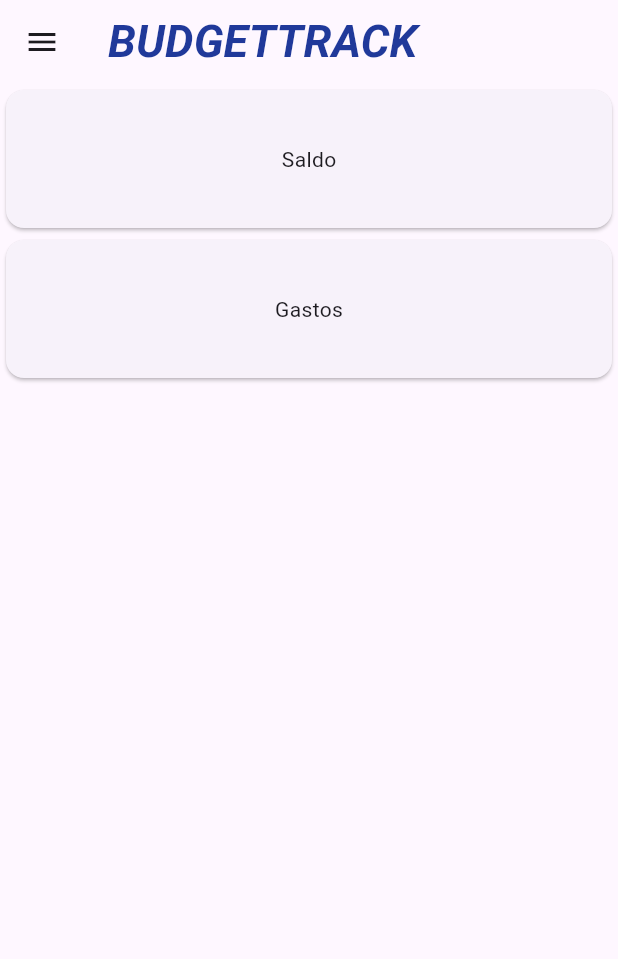
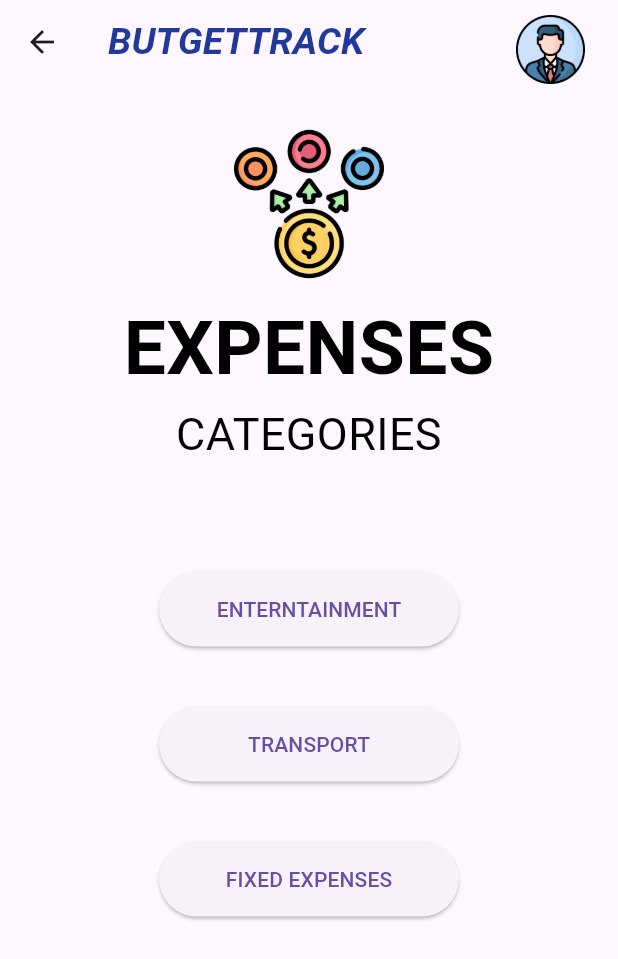
Before and after one commit to LACONCHA232/BudgetTrack, a Flutter app: the MainPage screen opened directly, after a tap on the "menu" icon, after a tap on "Gastos", on a phone screen of 412 x 824 dp. Shown: the top 959 px of the screen. Run offline on Flutter 3.47's test engine with Material 3 defaults, Android fonts, the phone set to English and light mode, and no system bars; Roboto replaces fonts that are missing (Times New Roman).

Commit message:
creation and progress of Budget,Expenses and modification of the other Screens

```diff
--- /dev/null
+++ b/lib/entertainment.dart
@@ -0,0 +1,21 @@
+import 'package:flutter/material.dart';
+
+
+class entertainment extends StatelessWidget {
+  const entertainment({super.key});
+
+  @override
+  Widget build(BuildContext context) {
+    return MaterialApp(
+      title: 'Material App',
+      home: Scaffold(
+        appBar: AppBar(
+          title: const Text('Material App Bar'),
+        ),
+        body: const Center(
+          child: Text('Hello World'),
+        ),
+      ),
+    );
+  }
+}
--- /dev/null
+++ b/lib/expenses.dart
@@ -0,0 +1,106 @@
+import 'package:flutter/material.dart';
+import 'package:flutter_application_1/entertainment.dart';
+import 'package:flutter_application_1/fixed_expenses.dart';
+import 'package:flutter_application_1/transport.dart';
+
+class expenses extends StatelessWidget {
+  const expenses({super.key});
+
+  @override
+  Widget build(BuildContext context) {
+    return Scaffold(
+      appBar: AppBar(
+        title: const Text('BUTGETTRACK',
+            style: TextStyle(
+                fontSize: 25,
+                color: Color.fromARGB(255, 32, 57, 154),
+                fontWeight: FontWeight.bold,
+                fontStyle: FontStyle.italic,
+                fontFamily: 'Times New Roman')),
+        actions: <Widget>[
+          Padding(
+            padding: EdgeInsets.only(right: 20.0, top: 10.0),
+            child: GestureDetector(
+              onTap: () {},
+              child: Image.asset('assets/images/perfil.png',
+                  width: 50, height: 50),
+            ),
+          ),
+        ],
+      ),
+      body: Center(
+        child: Container(
+          padding: EdgeInsets.all(10.0),
+          child: Column(
+            children: [
+              SizedBox(height: 20), // Espacio en la parte superior (20 píxeles
+              Image.asset('assets/images/gastos.png', width: 100, height: 100),
+              SizedBox(height: 10), // Espacio en la parte superior (20 píxeles
+              Text(
+                'EXPENSES',
+                style: TextStyle(
+                  fontSize: 50, // Tamaño de fuente grande
+                  fontWeight: FontWeight.bold,
+                  color: const Color.fromARGB(255, 0, 0,
+                      0), // Color de texto que contrasta con el fondo azul
+                ),
+                textAlign: TextAlign.center, // Centra el texto
+              ),
+              Text(
+                'CATEGORIES',
+                style: TextStyle(
+                  fontSize: 30, // Tamaño de fuente
+                  color: const Color.fromARGB(255, 0, 0, 0), // Color de texto
+                ),
+                textAlign: TextAlign.center, // Centra el texto
+              ),
+              SizedBox(height: 70), // Espacio entre el título y los botones
+              Container(
+                width: 200,
+                height: 50,
+                child: ElevatedButton(
+                  onPressed: () {
+                    Navigator.push(
+                      context,
+                      MaterialPageRoute(builder: (context) => entertainment()),
+                    );
+                  },
+                  child: Text('ENTERNTAINMENT'),
+                ),
+              ),
+              SizedBox(height: 40), // Espacio entre botones
+              Container(
+                width: 200,
+                height: 50,
+                child: ElevatedButton(
+                  onPressed: () {
+                    Navigator.push(
+                      context,
+                      MaterialPageRoute(builder: (context) => transport()),
+                    );
+                  },
+                  child: Text('TRANSPORT'),
+                ),
+              ),
+              SizedBox(height: 40), // Espacio entre botones
+              Container(
+                width: 200,
+                height: 50,
+                child: ElevatedButton(
+                  onPressed: () {
+                    Navigator.push(
+                      context,
+                      MaterialPageRoute(builder: (context) => fixed_expenses()),
+                    );
+                  },
+                  child: Text('FIXED EXPENSES'),
+                ),
+              ),
+              // Resto de tus widgets van aquí
+            ],
+          ),
+        ),
+      ),
+    );
+  }
+}
--- /dev/null
+++ b/lib/fixed_expenses.dart
@@ -0,0 +1,20 @@
+import 'package:flutter/material.dart';
+
+class fixed_expenses extends StatelessWidget {
+  const fixed_expenses({super.key});
+
+  @override
+  Widget build(BuildContext context) {
+    return MaterialApp(
+      title: 'Material App',
+      home: Scaffold(
+        appBar: AppBar(
+          title: const Text('Material App Bar'),
+        ),
+        body: const Center(
+          child: Text('Hello World'),
+        ),
+      ),
+    );
+  }
+}
--- a/lib/mainPage.dart
+++ b/lib/mainPage.dart
@@ -1,16 +1,24 @@
 // main_page.dart
 import 'package:flutter/material.dart';
-import 'package:flutter/rendering.dart';
 import 'package:flutter_application_1/budget.dart';
+import 'package:flutter_application_1/config.dart';
+import 'package:flutter_application_1/expenses.dart';
+import 'package:flutter_application_1/perfil.dart';
 
-List<String> productos = ['Saldo', 'Gastos'];
+List<String> productos = ['Budget', 'Expenses'];
 
 class MainPage extends StatelessWidget {
   @override
   Widget build(BuildContext context) {
     return Scaffold(
       appBar: AppBar(
-          title: const Text('BUDGETTRACK', style: TextStyle(fontSize: 30,color: Color.fromARGB(255, 32, 57, 154),fontWeight: FontWeight.bold,fontStyle: FontStyle.italic,fontFamily: 'Times New Roman')),
+        title: const Text('BUDGETTRACK',
+            style: TextStyle(
+                fontSize: 30,
+                color: Color.fromARGB(255, 32, 57, 154),
+                fontWeight: FontWeight.bold,
+                fontStyle: FontStyle.italic,
+                fontFamily: 'Times New Roman')),
         leading: Builder(
           builder: (BuildContext context) {
             return IconButton(
@@ -24,6 +32,7 @@ class MainPage extends StatelessWidget {
       ),
       body: Column(
         children: [
+          Image.asset('assets/images/logotipo.png', width: 300, height: 300),
           Expanded(
             child: ListView.builder(
               itemCount: productos.length,
@@ -38,6 +47,17 @@ class MainPage extends StatelessWidget {
               },
             ),
           ),
+          Container(
+            height: 50.0, // Altura del botón
+            width: 300, // Ancho del botón
+          child: ElevatedButton(
+            onPressed: () {
+              // Código para ejecutar cuando se presiona el botón
+            },
+            child: Text('Intelligent Performance', style: TextStyle(fontSize: 15)),
+          ),
+          ),
+          SizedBox(height: 200),
         ],
       ),
       drawer: Drawer(
@@ -50,12 +70,16 @@ class MainPage extends StatelessWidget {
                 decoration: const BoxDecoration(
                   color: Colors.blue,
                 ),
-                  child: Image.asset('assets/images/logotipo-SinFondo.png', fit: BoxFit.cover,),
+                child: Image.asset(
+                  'assets/images/logotipo-SinFondo.png',
+                  fit: BoxFit.cover,
+                ),
                 // const Text('Menu', style: TextStyle(fontSize: 30,color: Colors.white,fontWeight: FontWeight.bold,fontStyle: FontStyle.italic,fontFamily: 'Roboto')),
               ),
             ),
             ListTile(
-                leading: Image.asset('assets/images/logo-Gastos.png', width: 50, height: 50),
+              leading: Image.asset('assets/images/logo-Gastos.png',
+                  width: 50, height: 50),
               title: const Text('Saldo'),
               onTap: () {
                 Navigator.push(
@@ -63,31 +87,47 @@ class MainPage extends StatelessWidget {
                   MaterialPageRoute(builder: (context) => budget()),
                 );
               },
-                subtitle: const Text('Ingresos y Egresos', style: TextStyle(fontSize: 10)),
+              subtitle: const Text('Ingresos y Egresos',
+                  style: TextStyle(fontSize: 10)),
             ),
             ListTile(
-                leading: Image.asset('assets/images/gastos.png', width: 50, height: 50),
+              leading: Image.asset('assets/images/gastos.png',
+                  width: 50, height: 50),
               title: const Text('Gastos'),
               onTap: () {
-                  Navigator.pop(context);
+                Navigator.push(
+                  context,
+                  MaterialPageRoute(builder: (context) => expenses()),
+                );
               },
-                subtitle: const Text('Apartados y Categorias', style: TextStyle(fontSize: 10)),
+              subtitle: const Text('Apartados y Categorias',
+                  style: TextStyle(fontSize: 10)),
             ),
             ListTile(
-                leading: Image.asset('assets/images/perfil.png', width: 50, height: 50),
+              leading: Image.asset('assets/images/perfil.png',
+                  width: 50, height: 50),
               title: const Text('Perfil'),
               onTap: () {
-                  Navigator.pop(context);
+                Navigator.push(
+                  context,
+                  MaterialPageRoute(builder: (context) => ProfileScreen()),
+                );
               },
-                subtitle: const Text('Usuario, Correo', style: TextStyle(fontSize: 10)),
+              subtitle:
+                  const Text('Usuario, Correo', style: TextStyle(fontSize: 10)),
             ),
             ListTile(
-                leading: Image.asset('assets/images/configuraciones.png', width: 50, height: 50),
+              leading: Image.asset('assets/images/configuraciones.png',
+                  width: 50, height: 50),
               title: const Text('Configuracion'),
               onTap: () {
-                  Navigator.pop(context);
+                Navigator.push(
+                  context,
+                  MaterialPageRoute(builder: (context) => Config()),
+                );
               },
-                subtitle: const Text('Divisa, Tema, Idioma/Region', style: TextStyle(fontSize: 10)),
+              subtitle: const Text('Divisa, Tema, Idioma/Region',
+                  style: TextStyle(fontSize: 10)),
             ),
           ],
         ),
--- /dev/null
+++ b/lib/transport.dart
@@ -0,0 +1,21 @@
+import 'package:flutter/material.dart';
+
+
+class transport extends StatelessWidget {
+  const transport({super.key});
+
+  @override
+  Widget build(BuildContext context) {
+    return MaterialApp(
+      title: 'Material App',
+      home: Scaffold(
+        appBar: AppBar(
+          title: const Text('Material App Bar'),
+        ),
+        body: const Center(
+          child: Text('Hello World'),
+        ),
+      ),
+    );
+  }
+}
```
Also changed, not shown: lib/budget.dart (+64 -3 lines), lib/config.dart (+80 -39 lines), lib/perfil.dart (+14 -26 lines). Lines whose indentation alone changed are shown as unchanged.
